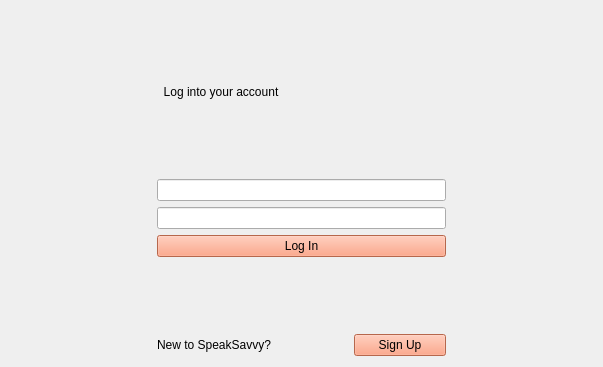
This is loginwidget.ui in sinfillo/SpeakSavvy as Qt 5 draws it before an edit. The edited form follows.
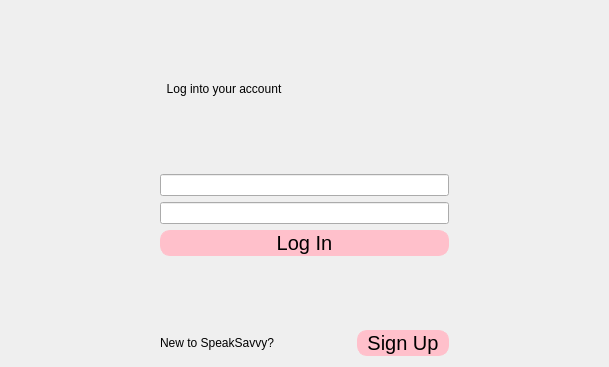
This is the edited form.

```diff
--- a/loginwidget.ui
+++ b/loginwidget.ui
@@ -199,23 +199,33 @@
    <item row="9" column="3">
     <widget class="QPushButton" name="pushButton_2">
      <property name="styleSheet">
-      <string notr="true">background-color: rgb(255, 144, 106);
-font: 14pt &quot;Monaco&quot;; </string>
+      <string notr="true">border-radius: 10;
+border: 1px solid pink;
+background-color: pink;
+font: 15pt </string>
      </property>
      <property name="text">
       <string>Sign Up</string>
      </property>
+     <property name="flat">
+      <bool>true</bool>
+     </property>
     </widget>
    </item>
    <item row="6" column="1" colspan="3">
     <widget class="QPushButton" name="pushButton">
      <property name="styleSheet">
-      <string notr="true">font: 13pt &quot;Monaco&quot;;
-background-color: rgb(255, 144, 106);</string>
+      <string notr="true">border-radius: 10;
+border: 1px solid pink;
+background-color: pink;
+font: 15pt </string>
      </property>
      <property name="text">
       <string>Log In</string>
      </property>
+     <property name="flat">
+      <bool>true</bool>
+     </property>
     </widget>
    </item>
    <item row="7" column="2">
```
